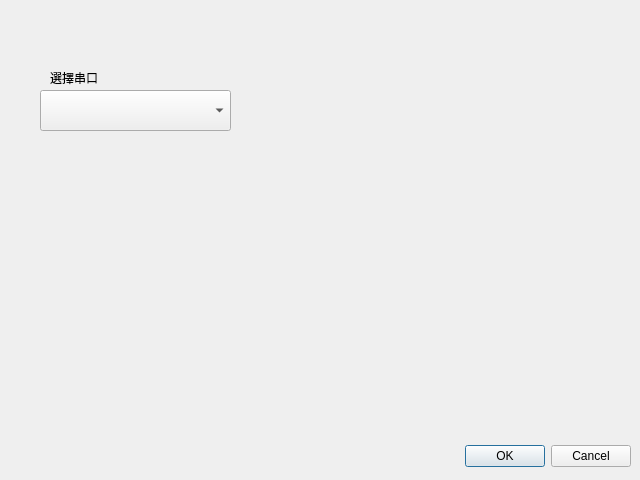
Old version of the form libs/ui/option.ui in the repository lukechu1997/nckuh_machine_connection.
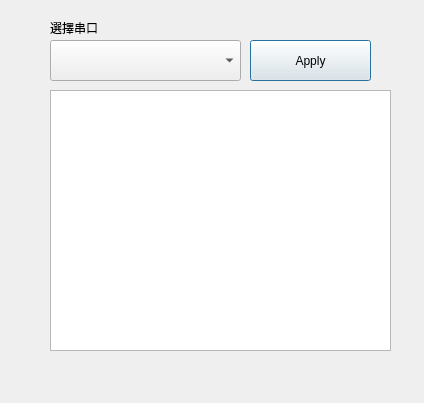
New version of the form.

The edit to the form file:
```diff
--- a/libs/ui/option.ui
+++ b/libs/ui/option.ui
@@ -6,34 +6,18 @@
    <rect>
     <x>0</x>
     <y>0</y>
-    <width>640</width>
-    <height>480</height>
+    <width>424</width>
+    <height>403</height>
    </rect>
   </property>
   <property name="windowTitle">
    <string>Dialog</string>
   </property>
-  <widget class="QDialogButtonBox" name="buttonBox">
-   <property name="geometry">
-    <rect>
-     <x>10</x>
-     <y>440</y>
-     <width>621</width>
-     <height>32</height>
-    </rect>
-   </property>
-   <property name="orientation">
-    <enum>Qt::Horizontal</enum>
-   </property>
-   <property name="standardButtons">
-    <set>QDialogButtonBox::Cancel|QDialogButtonBox::Ok</set>
-   </property>
-  </widget>
   <widget class="QComboBox" name="serialPortOption">
    <property name="geometry">
     <rect>
-     <x>40</x>
-     <y>90</y>
+     <x>50</x>
+     <y>40</y>
      <width>191</width>
      <height>41</height>
     </rect>
@@ -43,7 +27,7 @@
    <property name="geometry">
     <rect>
      <x>50</x>
-     <y>70</y>
+     <y>20</y>
      <width>60</width>
      <height>16</height>
     </rect>
@@ -52,6 +36,29 @@
     <string>選擇串口</string>
    </property>
   </widget>
+  <widget class="QPushButton" name="selectPort">
+   <property name="geometry">
+    <rect>
+     <x>250</x>
+     <y>40</y>
+     <width>121</width>
+     <height>41</height>
+    </rect>
+   </property>
+   <property name="text">
+    <string>Apply</string>
+   </property>
+  </widget>
+  <widget class="QTextBrowser" name="textBrowser">
+   <property name="geometry">
+    <rect>
+     <x>50</x>
+     <y>90</y>
+     <width>341</width>
+     <height>261</height>
+    </rect>
+   </property>
+  </widget>
  </widget>
  <resources/>
  <connections>
```
Left out of the diff: 35 changed lines with no effect on the pictures.
